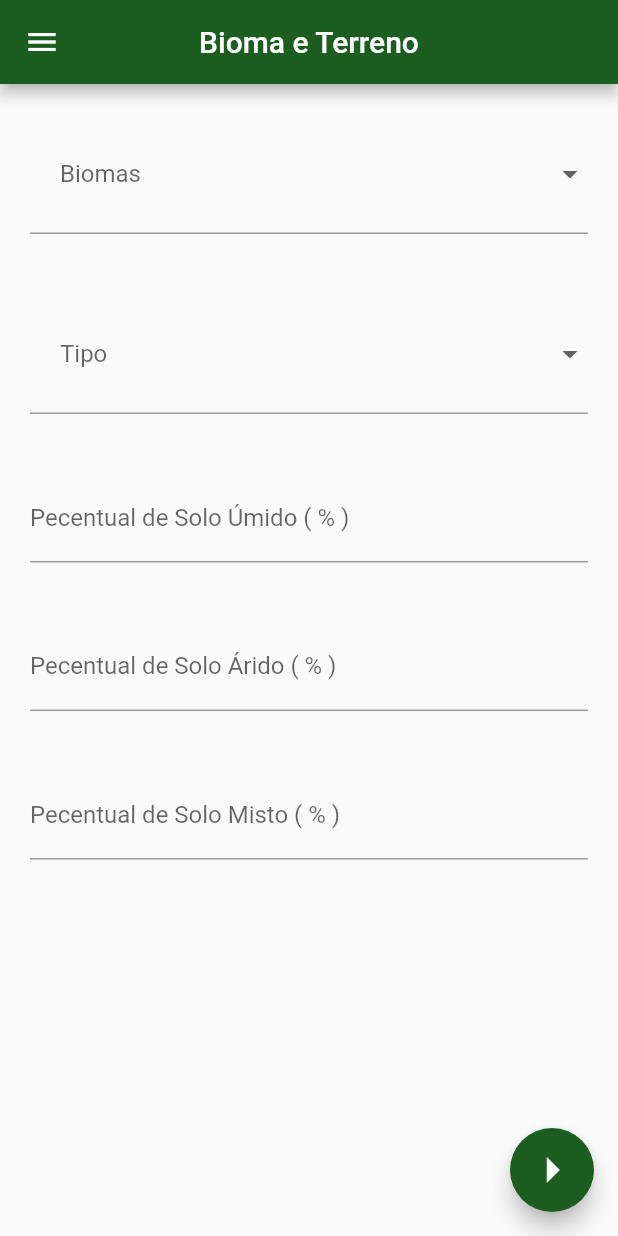
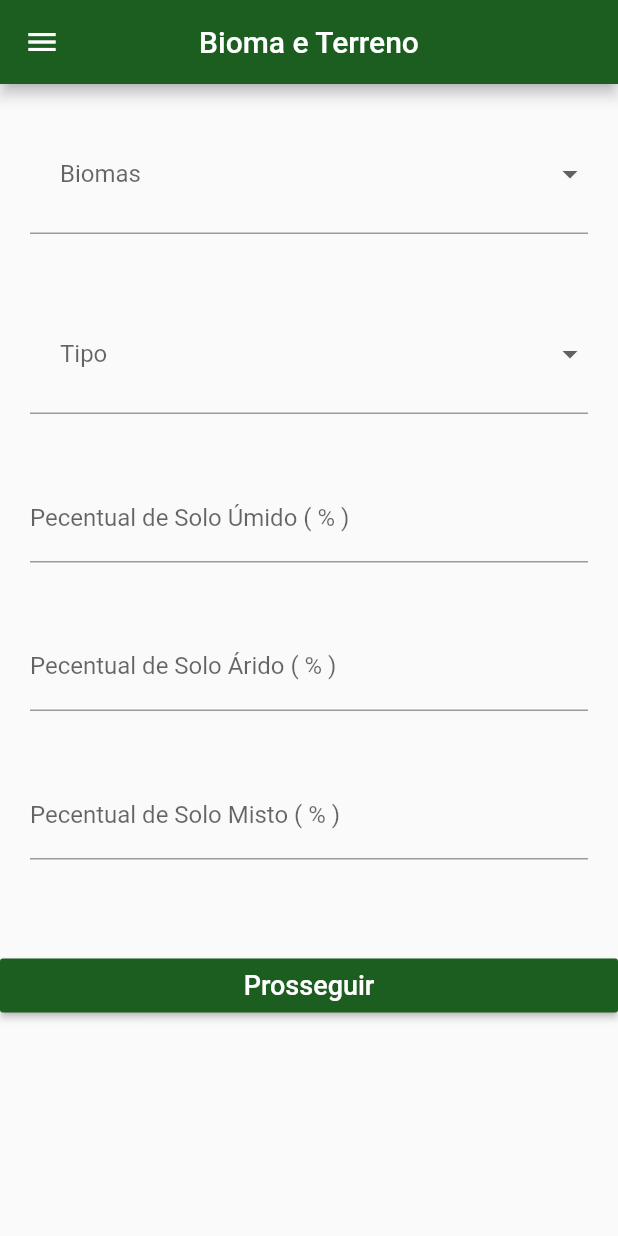
Before and after one commit to CaioPellicani/app_fatec_reflorestando, a Flutter app: the Tela_04_Bioma screen opened by its route, on a phone screen of 412 x 824 dp. Run offline on Flutter 3.47's test engine with Material 2 defaults, Android fonts, the phone set to English and light mode, and no system bars; accounts and stored records are empty.

Commit message:
-Floating button telas 4 e 5

```diff
--- a/lib/main.dart
+++ b/lib/main.dart
@@ -20,11 +20,11 @@ void main() {
 
       theme: ThemeData(
         primaryColor: Colors.green[900],
-        backgroundColor: Colors.green[400],
+        backgroundColor: Colors.green[100],
         fontFamily: 'Roboto',
       ),
 
-      initialRoute: '/tela_04',
+      initialRoute: '/tela_01',
       routes: {
        '/tela_01' : (context) => Tela_01_Login(),
        '/tela_02' : (context) => Tela_02_Sobre(),
--- a/lib/tela_01_login.dart
+++ b/lib/tela_01_login.dart
@@ -21,7 +21,6 @@ class _Tela_01_LoginState extends State<Tela_01_Login>{
   Widget build(BuildContext context) {
     return Scaffold(
       key: scaffoldKey,
-
       body: SingleChildScrollView(
         child: Container( child:
           Column(
--- a/lib/tela_04_bioma.dart
+++ b/lib/tela_04_bioma.dart
@@ -47,27 +47,23 @@ class _Tela_04_BiomaState extends State<Tela_04_Bioma>{
       drawer: menuBarra(context),
       drawerEnableOpenDragGesture: false,
 
-      floatingActionButton: BotaoFlutuante(
-        hint: 'Reflorestamento',
-        acao: (){
-          Navigator.pushNamed( context, "/tela_05", arguments: oProjeto );
-        },
-      ),
-
-      body: SingleChildScrollView(
-        child: Container(
-          child: Center(
-            child: Column(
-              mainAxisAlignment: MainAxisAlignment.center,
+      body: Container(
+        child: ListView(
+          shrinkWrap: true,
           children: [
             DropBox( "Biomas", txtBioma, biomas ),
             DropBox( "Tipo", txtApp, apps ),
             oArido = TextBox( label: "Pecentual de Solo Úmido ( % )", teclado: "Numerico", ),
             oUmido = TextBox( label: "Pecentual de Solo Árido ( % )", teclado: "numerico", ),
             oMisto = TextBox( label: "Pecentual de Solo Misto ( % )", teclado: "numerico", ),
+            Botao(
+              label: 'Prosseguir',
+              acao: (){
+                Navigator.pushNamed( context, "/tela_05", arguments: oProjeto );
+              },
+            ),
+            SizedBox( height: 40 ,),
           ],
-            ),
-          ),
         ),
       ),
     );
```
Also changed, not shown: lib/tela_05_terreno.dart (+9 -8 lines). Lines whose indentation alone changed are shown as unchanged.
